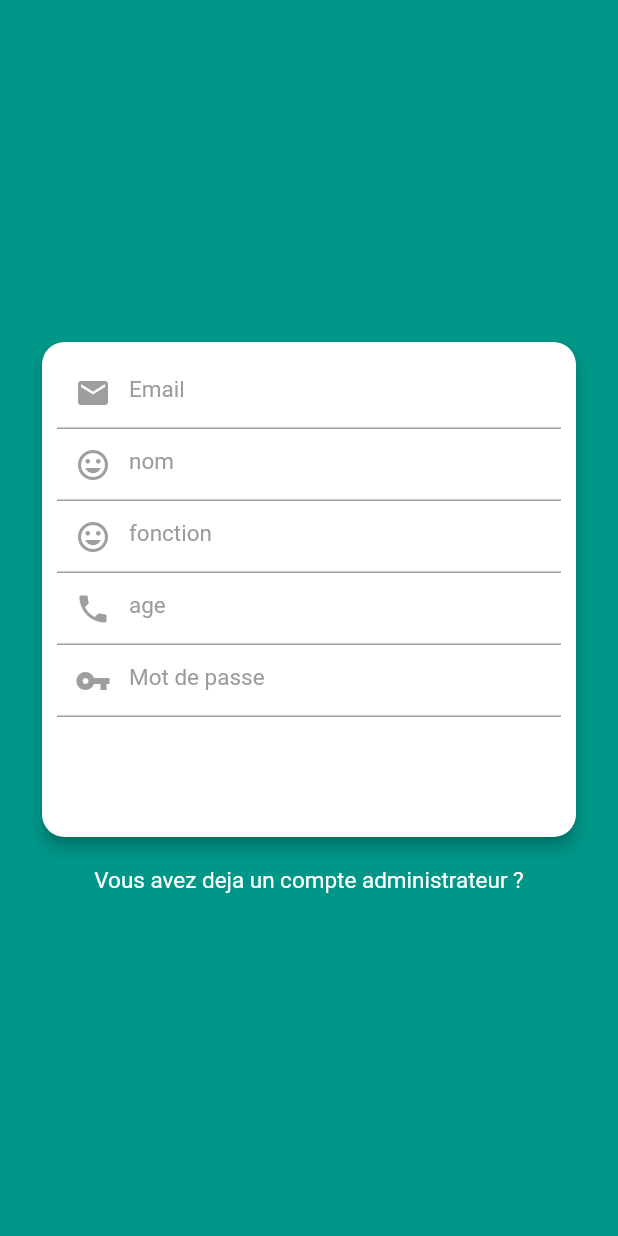
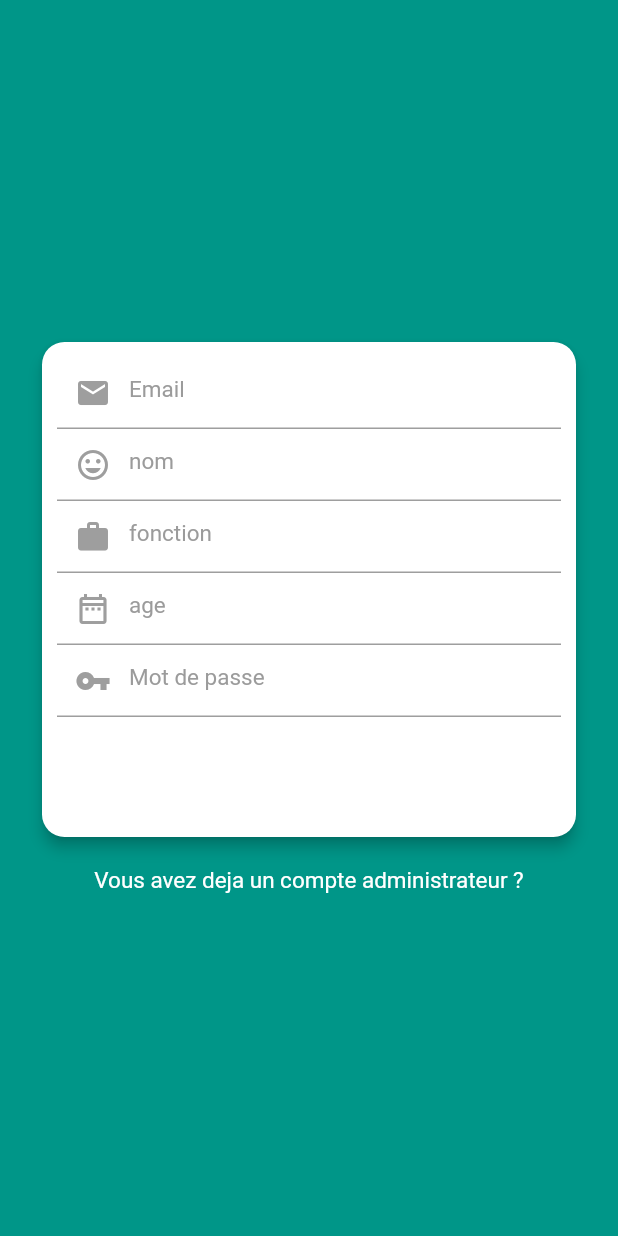
Before and after one commit to phoenix-0sX/applicadmin, a Flutter app: the screen it shows after launch, after a tap on "Sign Up ?", on a phone screen of 412 x 824 dp. Run offline on Flutter 3.47's test engine with Material 2 defaults, Android fonts, the phone set to English and light mode, and no system bars; our stand-ins replace shared_preferences; missing offline and left inert: json_table.

Commit message:
modif clavier et textfield 2

```diff
--- a/lib/main.dart
+++ b/lib/main.dart
@@ -9,7 +9,7 @@ class MyApp extends StatelessWidget {
   @override
   Widget build(BuildContext context) {
     return MaterialApp(
-      title: 'USER AUTH',
+      //title: 'USER AUTH',
       debugShowCheckedModeBanner: false,
       home: CheckAuth(),
     );
@@ -31,7 +31,7 @@ class _CheckAuthState extends State<CheckAuth> {
 
   void _checkIfLoggedIn() async{
     SharedPreferences localStorage = await SharedPreferences.getInstance();
-    var token = localStorage.getString('token');
+    var token = localStorage.getString('api_token');
     if(token != null){
       setState(() {
         isAuth = true;
@@ -48,7 +48,9 @@ class _CheckAuthState extends State<CheckAuth> {
       child = Login();
     }
     return Scaffold(
+      resizeToAvoidBottomInset: false,
       body: child,
     );
+    //return child;
   }
 }
--- a/lib/pages/home.dart
+++ b/lib/pages/home.dart
@@ -51,7 +51,8 @@ class _HomeState extends State<Home> {
   @override
   Widget build(BuildContext context) {
     //print(id + '/' + name + '/' + email + '/' + fonction + '/' + age);
-    return DefaultTabController(
+    return Material(
+      child: DefaultTabController(
         length: 2,
         child: Scaffold(
           appBar: AppBar(
@@ -338,6 +339,7 @@ class _HomeState extends State<Home> {
             backgroundColor: Colors.teal.shade300,
           ),
         ),
+      ),
     );
   }
 
@@ -376,7 +378,8 @@ class _HomeState extends State<Home> {
       localStorage.remove('api_token');
       Navigator.push(
         context,
-          MaterialPageRoute(builder: (context)=>Login()));
+        MaterialPageRoute(builder: (context)=>Login())
+      );
     }
   }
 }
--- a/lib/pages/login.dart
+++ b/lib/pages/login.dart
@@ -44,9 +44,15 @@ class _State extends State<Login> {
   @override
   Widget build(BuildContext context) {
     return MaterialApp(
+      debugShowCheckedModeBanner: false,
       scaffoldMessengerKey: _scaffoldKey,
       home: Scaffold(
-        body: Padding(
+        resizeToAvoidBottomInset: false,
+        body: InkWell(
+          onTap: () {
+            FocusScope.of(context).requestFocus(FocusNode());
+          },
+          child: Padding(
             padding: const EdgeInsets.all(0.0),
             child: Container(/*
               width: double.infinity,
@@ -205,6 +211,7 @@ class _State extends State<Login> {
                       ),
                   ),
                   Container(
+                    padding: EdgeInsets.only(left: 15.0),
                     child: Row(
                       children: <Widget>[
                         Expanded(
@@ -215,7 +222,6 @@ class _State extends State<Login> {
                             },
                             child: Text(
                               'Mot de passe oublier ?',
-                            textAlign: TextAlign.left,
                               style: TextStyle(
                                 color : Colors.black87,
                                 letterSpacing: 1.0,
@@ -253,6 +259,7 @@ class _State extends State<Login> {
                     )
                   )
                 ],
+              ),
             ),
           ),
         )
--- a/lib/pages/register.dart
+++ b/lib/pages/register.dart
@@ -24,7 +24,8 @@ class _RegisterState extends State<Register> {
   @override
   Widget build(BuildContext context) {
     return Material(
-      child: Container(
+      child: Scaffold(
+        body: Container(
           color: Colors.teal,
           child: Stack(
             children: <Widget>[
@@ -100,7 +101,7 @@ class _RegisterState extends State<Register> {
                                   keyboardType: TextInputType.text,
                                   decoration: InputDecoration(
                                     prefixIcon: Icon(
-                                    Icons.insert_emoticon,
+                                      Icons.work_outlined,
                                       color: Colors.grey,
                                     ),
                                     hintText: "fonction",
@@ -108,14 +109,14 @@ class _RegisterState extends State<Register> {
                                         color: Color(0xFF9b9b9b),
                                         fontSize: 15,
                                         fontWeight: FontWeight.normal),
-                                ),/*
+                                  ),
                                   validator: (fonction) {
-                                  if (fonction.isEmpty) {
+                                    if ( fonction==null || fonction.isEmpty) {
                                       return 'Remplir le champ fonction svp';
                                     }
                                     name = fonction;
                                     return null;
-                                }, */
+                                  },
                                 ),
                                 TextFormField(
                                   style: TextStyle(color: Color(0xFF000000)),
@@ -123,7 +124,7 @@ class _RegisterState extends State<Register> {
                                   keyboardType: TextInputType.text,
                                   decoration: InputDecoration(
                                     prefixIcon: Icon(
-                                    Icons.phone,
+                                      Icons.date_range_outlined,
                                       color: Colors.grey,
                                     ),
                                     hintText: "age",
@@ -228,6 +229,7 @@ class _RegisterState extends State<Register> {
             ],
           ),
         ),
+      ),
     );
   }
 
```
Lines whose indentation alone changed are shown as unchanged.
